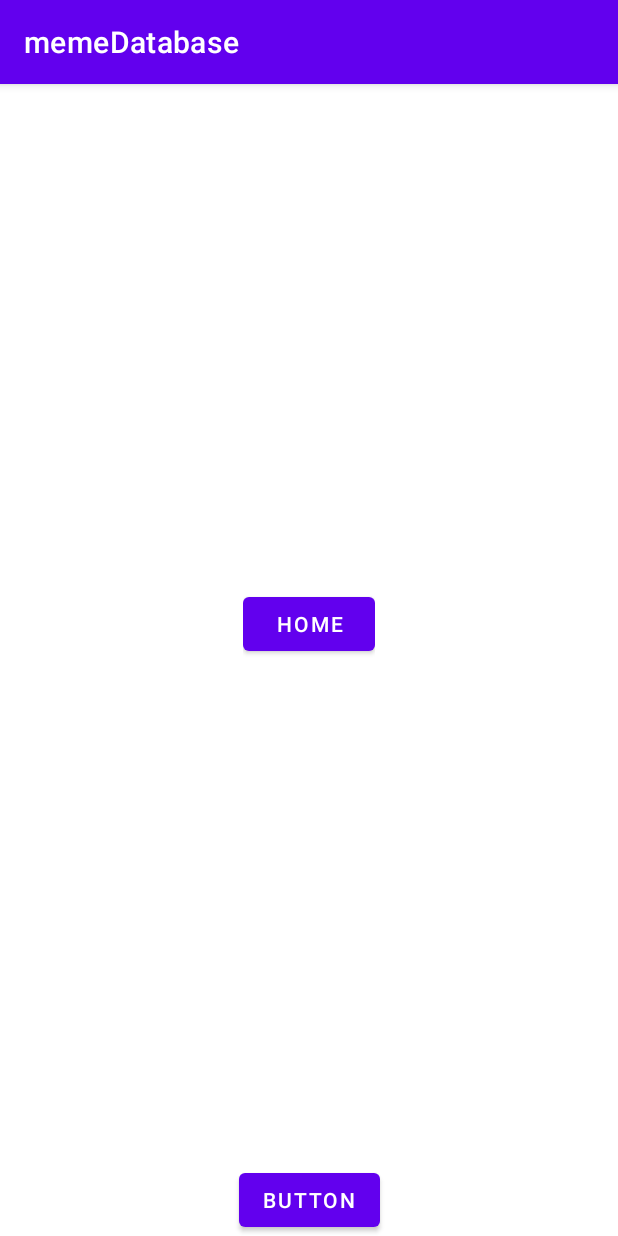
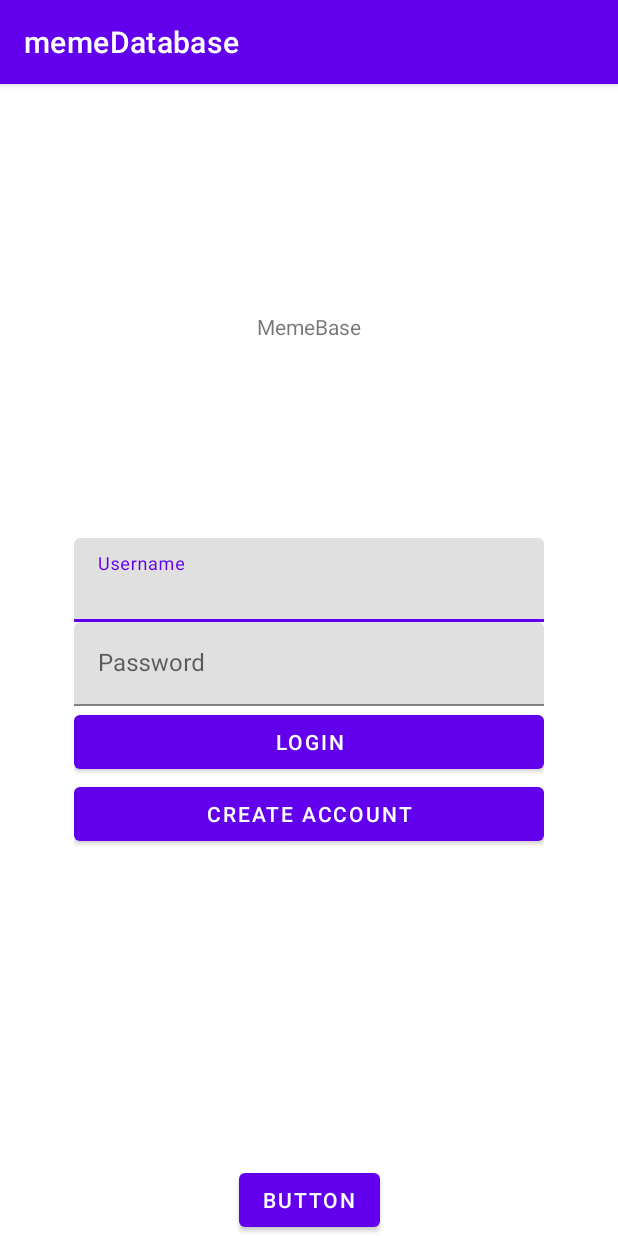
Before and after one commit to connormachado/memeDatabase, an Android app: the screen it shows after launch (MainActivity), on a phone screen of 412 x 824 dp. Run offline under Robolectric (Android 15) with nearby library versions, the phone set to English and light mode, and no system bars.

Commit message:
Added Login screen and first meme WOOHOO

```diff
--- a/memeDatabase/app/src/main/java/connormachado/projects/memedatabase/Controller/MainActivity.java
+++ b/memeDatabase/app/src/main/java/connormachado/projects/memedatabase/Controller/MainActivity.java
@@ -5,21 +5,28 @@ import androidx.appcompat.app.AppCompatActivity;
 
 import android.os.Bundle;
 
+import connormachado.projects.memedatabase.Model.Profile;
+import connormachado.projects.memedatabase.Model.ProfileDatabase;
+import connormachado.projects.memedatabase.View.ILoginFragment;
 import connormachado.projects.memedatabase.View.IMainView;
 import connormachado.projects.memedatabase.View.ISearchFragment;
+import connormachado.projects.memedatabase.View.LoginFragment;
 import connormachado.projects.memedatabase.View.MainView;
 import connormachado.projects.memedatabase.View.SearchFragment;
 
-public class MainActivity extends AppCompatActivity implements IMainView.Listener, ISearchFragment.Listener {
+public class MainActivity extends AppCompatActivity implements IMainView.Listener, ISearchFragment.Listener, ILoginFragment.Listener {
     private MainView mainView;
+    ProfileDatabase profileDatabase = new ProfileDatabase();
 
-
+    /**
+     * Start Code for MainActivity
+     */
     @Override
     protected void onCreate(Bundle savedInstanceState) {
         super.onCreate(savedInstanceState);
         mainView = new MainView(this, this);
 
-        mainView.displayFragment(new SearchFragment(this), false, "login");
+        mainView.displayFragment(new LoginFragment(this), false, "login");
 
         setContentView(mainView.getRootView());
     }
@@ -31,4 +38,20 @@ public class MainActivity extends AppCompatActivity implements IMainView.Listene
 
     @Override
     protected void onSaveInstanceState(@NonNull Bundle outState) { super.onSaveInstanceState(outState); }
+
+    /** End Code for MainActivity*/
+
+    /*** Start Code for LogIn Fragment*/
+    public boolean checkLogIn(String username, String password) {
+        for (Profile p : profileDatabase.getProfiles()) {
+            if (p.toString().equalsIgnoreCase(username)) {
+                if (p.checkLogin(username, password)) {
+                    this.mainView.displayFragment(new SearchFragment(this), true, "search");
+                    return true;
+                }
+            }
+        }
+        return false;
+    }
+
 }
--- /dev/null
+++ b/memeDatabase/app/src/main/java/connormachado/projects/memedatabase/Model/Profile.java
@@ -0,0 +1,67 @@
+package connormachado.projects.memedatabase.Model;
+
+import androidx.annotation.NonNull;
+
+/**
+ * Provides a way to represent a user through a profile
+ * Each profile will be constructed with a username and password
+ */
+public class Profile {
+    String username;
+    String password;
+
+    /**
+     * Provides a way to make a profile with all contained information
+     * @param username The name the user wants the profile to have
+     * @param password The password the user wants the profile to have
+     */
+    public Profile (String username, String password){
+        this.username = username;
+        this.password = password;
+    }
+
+
+    /**
+     * Constructor of Profile
+     */
+    public  Profile (){}
+
+
+    /**
+     * Provides a method to get the username of the current profile
+     * @return String Returns the string representation of the username
+     */
+    public String getUsernameText(){
+        return this.username;
+    }
+
+
+    /**
+     * Provides a method to get the password of the current profile
+     * @return String Returns the string representation of the password
+     */
+    public String getPassword(){
+        return this.password;
+    }
+
+
+    /**
+     * Provides a method of checking if the username and password matches profiles username and password
+     * @param username The usernames' name to be checked against the profiles username
+     * @param password The usernames' password to be checked against the profiles password
+     * @return boolean
+     */
+    public boolean checkLogin(String username, String password){
+        return this.username.equalsIgnoreCase(username) && this.password.equals(password) ;
+    }
+
+
+    /**
+     * Provides a way to get the string representation of the username
+     * @return String Returns the username as a string
+     */
+    @NonNull
+    public String toString(){
+        return "" + this.username;
+    }
+}
--- /dev/null
+++ b/memeDatabase/app/src/main/java/connormachado/projects/memedatabase/Model/ProfileDatabase.java
@@ -0,0 +1,39 @@
+package connormachado.projects.memedatabase.Model;
+
+import java.util.ArrayList;
+import java.util.List;
+
+public class ProfileDatabase {
+    List<Profile> profiles = new <Profile>ArrayList<Profile>();
+
+    /**
+     * The ProfileDatabase constructor
+     * Creates a new profile with username "Connor" and password "Genius"
+     * Will be empty once database is added
+     */
+    public ProfileDatabase(){
+        profiles.add(new Profile("connor", "123456789"));
+    }
+
+    /**
+     * Provides a method to add a profile to the profile database
+     *
+     * This method will be more robust once database is added
+     * @param p The profile wanting to be added to the profile database
+     * @return  Returns true no matter what
+     *          (Once database is added we will have to update this code
+     *          in order to check if it was really added to the database)
+     */
+    public boolean addProfile (Profile p){
+        profiles.add(p);
+        return true;
+    }
+
+    /**
+     * Provides a method to obtain all of the profiles currently in the profile database
+     * @return profiles Returns the profiles in the
+     */
+    public List<Profile> getProfiles (){
+        return profiles;
+    }
+}
--- a/memeDatabase/app/src/main/java/connormachado/projects/memedatabase/View/ILoginFragment.java
+++ b/memeDatabase/app/src/main/java/connormachado/projects/memedatabase/View/ILoginFragment.java
@@ -1,4 +1,7 @@
 package connormachado.projects.memedatabase.View;
 
 public interface ILoginFragment {
+    interface Listener{
+        boolean checkLogIn(String username, String password);
+    }
 }
--- a/memeDatabase/app/src/main/java/connormachado/projects/memedatabase/View/LoginFragment.java
+++ b/memeDatabase/app/src/main/java/connormachado/projects/memedatabase/View/LoginFragment.java
@@ -1,66 +1,43 @@
 package connormachado.projects.memedatabase.View;
 
 import android.os.Bundle;
-
-import androidx.fragment.app.Fragment;
-
+import android.text.Editable;
 import android.view.LayoutInflater;
 import android.view.View;
 import android.view.ViewGroup;
 
-import connormachado.projects.memedatabase.R;
+import androidx.annotation.NonNull;
+import androidx.annotation.Nullable;
+import androidx.fragment.app.Fragment;
 
-/**
- * A simple {@link Fragment} subclass.
- * Use the {@link LoginFragment#newInstance} factory method to
- * create an instance of this fragment.
- */
-public class LoginFragment extends Fragment {
+import connormachado.projects.memedatabase.databinding.FragmentLoginBinding;
 
-    // TODO: Rename parameter arguments, choose names that match
-    // the fragment initialization parameters, e.g. ARG_ITEM_NUMBER
-    private static final String ARG_PARAM1 = "param1";
-    private static final String ARG_PARAM2 = "param2";
+public class LoginFragment extends Fragment implements ILoginFragment {
+    FragmentLoginBinding binding;
+    Listener listener;
 
-    // TODO: Rename and change types of parameters
-    private String mParam1;
-    private String mParam2;
 
-    public LoginFragment() {
-        // Required empty public constructor
+    public LoginFragment(Listener listener) {
+        this.listener = listener;
     }
 
-    /**
-     * Use this factory method to create a new instance of
-     * this fragment using the provided parameters.
-     *
-     * @param param1 Parameter 1.
-     * @param param2 Parameter 2.
-     * @return A new instance of fragment LoginFragment.
-     */
-    // TODO: Rename and change types and number of parameters
-    public static LoginFragment newInstance(String param1, String param2) {
-        LoginFragment fragment = new LoginFragment();
-        Bundle args = new Bundle();
-        args.putString(ARG_PARAM1, param1);
-        args.putString(ARG_PARAM2, param2);
-        fragment.setArguments(args);
-        return fragment;
+
+    @Override
+    public View onCreateView(@NonNull LayoutInflater inflater, ViewGroup container, Bundle savedInstanceState) {
+        this.binding = FragmentLoginBinding.inflate(inflater);
+        return this.binding.getRoot();
     }
 
     @Override
-    public void onCreate(Bundle savedInstanceState) {
-        super.onCreate(savedInstanceState);
-        if (getArguments() != null) {
-            mParam1 = getArguments().getString(ARG_PARAM1);
-            mParam2 = getArguments().getString(ARG_PARAM2);
-        }
-    }
+    public void onViewCreated(@NonNull View view, @Nullable Bundle savedInstanceState) {
+        super.onViewCreated(view, savedInstanceState);
 
-    @Override
-    public View onCreateView(LayoutInflater inflater, ViewGroup container,
-                             Bundle savedInstanceState) {
-        // Inflate the layout for this fragment
-        return inflater.inflate(R.layout.fragment_login, container, false);
+
+        this.binding.loginButton.setOnClickListener(view1 -> {
+            Editable usernameE = LoginFragment.this.binding.usernameInput.getText();
+            Editable passwordE = LoginFragment.this.binding.passwordInput.getText();
+
+            LoginFragment.this.listener.checkLogIn(usernameE.toString(), passwordE.toString());
+        });
     }
 }
--- a/memeDatabase/app/src/main/res/layout/fragment_login.xml
+++ b/memeDatabase/app/src/main/res/layout/fragment_login.xml
@@ -1,14 +1,67 @@
 <?xml version="1.0" encoding="utf-8"?>
-<FrameLayout xmlns:android="http://schemas.android.com/apk/res/android"
+<androidx.constraintlayout.widget.ConstraintLayout xmlns:android="http://schemas.android.com/apk/res/android"
+    xmlns:app="http://schemas.android.com/apk/res-auto"
     xmlns:tools="http://schemas.android.com/tools"
+    android:id="@+id/frameLayout2"
     android:layout_width="match_parent"
     android:layout_height="match_parent"
-    tools:context=".View.LoginFragment">
+    tools:context=".View.LoginFragment" >
 
-    <!-- TODO: Update blank fragment layout -->
+    <LinearLayout
+        android:id="@+id/linearLayout"
+        android:layout_width="313dp"
+        android:layout_height="266dp"
+        android:orientation="vertical"
+        app:layout_constraintBottom_toBottomOf="parent"
+        app:layout_constraintEnd_toEndOf="parent"
+        app:layout_constraintStart_toStartOf="parent">
+
+        <com.google.android.material.textfield.TextInputLayout
+            android:layout_width="match_parent"
+            android:layout_height="wrap_content">
+
+            <com.google.android.material.textfield.TextInputEditText
+                android:id="@+id/usernameInput"
+                android:layout_width="match_parent"
+                android:layout_height="wrap_content"
+                android:hint="Username"
+                android:textColorHint="#616161" />
+        </com.google.android.material.textfield.TextInputLayout>
+
+        <com.google.android.material.textfield.TextInputLayout
+            android:layout_width="match_parent"
+            android:layout_height="wrap_content">
+
+            <com.google.android.material.textfield.TextInputEditText
+                android:id="@+id/passwordInput"
+                android:layout_width="match_parent"
+                android:layout_height="wrap_content"
+                android:hint="Password" />
+        </com.google.android.material.textfield.TextInputLayout>
+
+        <Button
+            android:id="@+id/loginButton"
+            android:layout_width="match_parent"
+            android:layout_height="wrap_content"
+            android:text="@string/login" />
+
+        <Button
+            android:id="@+id/createAccountButton"
+            android:layout_width="match_parent"
+            android:layout_height="wrap_content"
+            android:text="@string/create_account" />
+
+    </LinearLayout>
+
     <TextView
-        android:layout_width="match_parent"
-        android:layout_height="match_parent"
-        android:text="@string/hello_blank_fragment" />
+        android:id="@+id/titleCard"
+        android:layout_width="wrap_content"
+        android:layout_height="wrap_content"
+        android:layout_marginBottom="131dp"
+        android:text="@string/memebase"
+        app:layout_constraintBottom_toTopOf="@+id/linearLayout"
+        app:layout_constraintEnd_toEndOf="parent"
+        app:layout_constraintStart_toStartOf="parent"
+        app:layout_constraintTop_toTopOf="parent" />
 
-</FrameLayout>
+</androidx.constraintlayout.widget.ConstraintLayout>
--- a/memeDatabase/app/src/main/res/values/strings.xml
+++ b/memeDatabase/app/src/main/res/values/strings.xml
@@ -3,4 +3,7 @@
     <!-- TODO: Remove or change this placeholder text -->
     <string name="hello_blank_fragment">Hello blank fragment</string>
     <string name="home">Home</string>
+    <string name="create_account">Create Account</string>
+    <string name="login">Login</string>
+    <string name="memebase">MemeBase</string>
 </resources>
```
Also changed, not shown: 1 other file.
